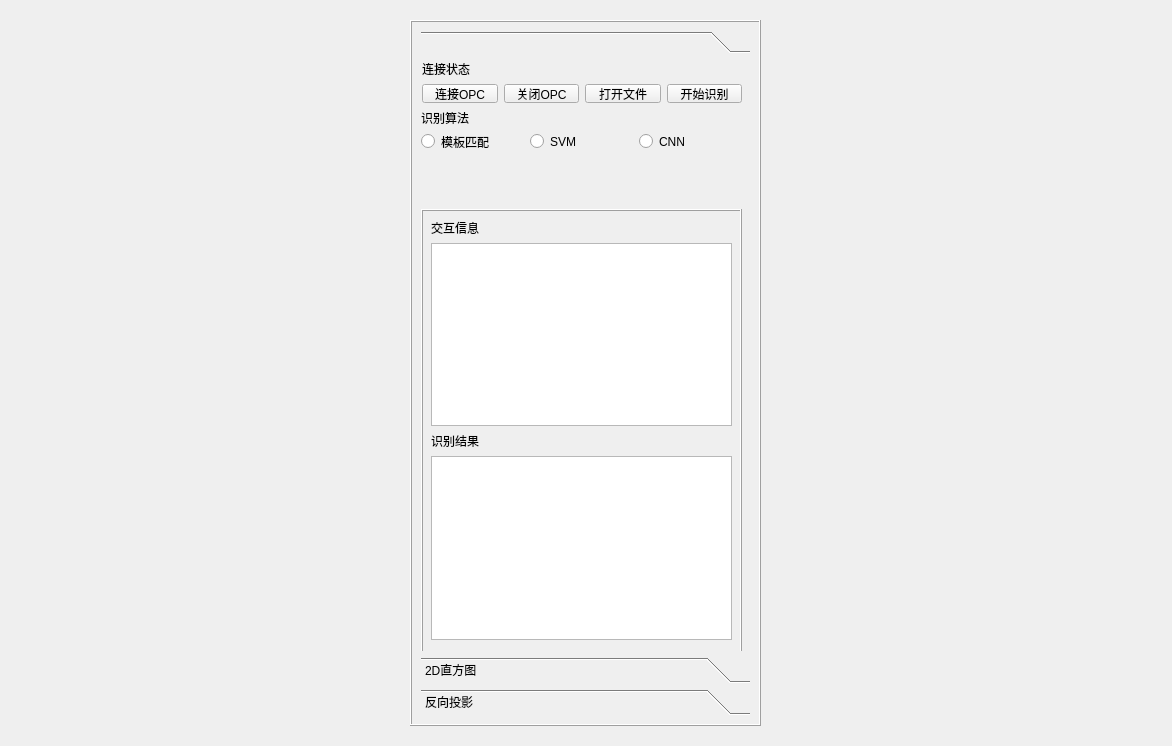
The window that 大论文代码/第五章/PyQt学习代码/UI文件/zhifangtu.ui (zhangjiechina001/MyArticle) describes before a commit, drawn with Qt 5.
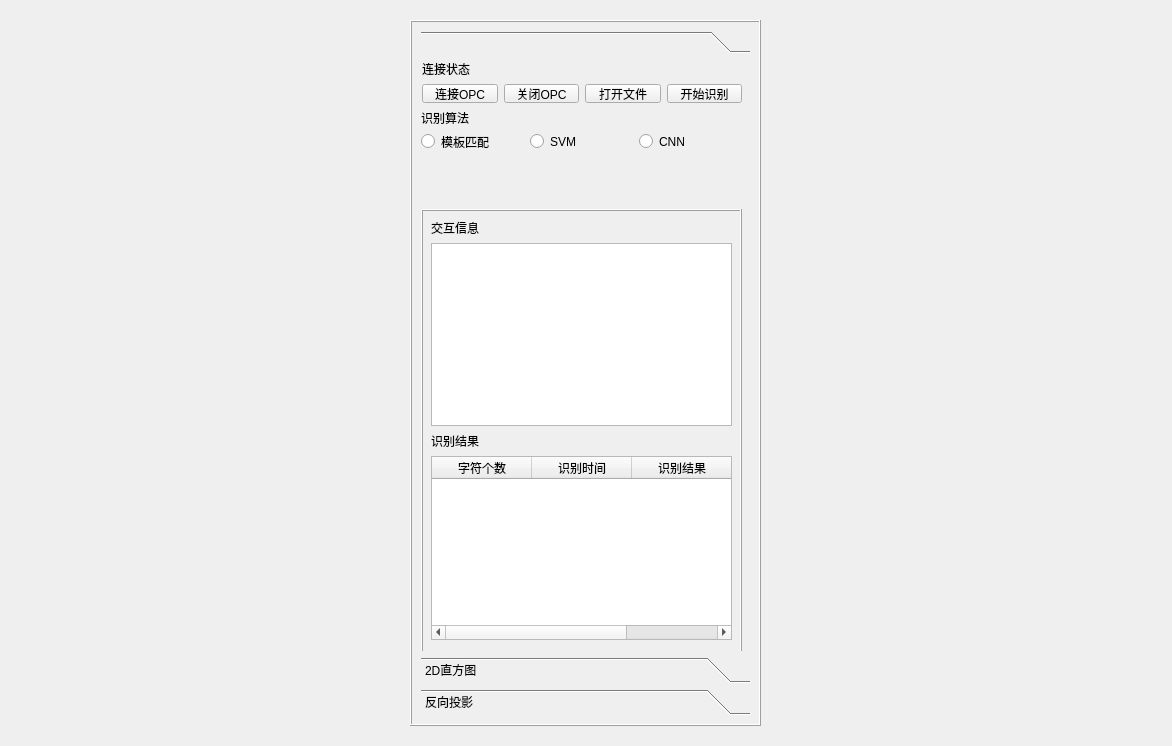
The same window after the commit.

The edit to the form file:
```diff
--- a/大论文代码/第五章/PyQt学习代码/UI文件/zhifangtu.ui
+++ b/大论文代码/第五章/PyQt学习代码/UI文件/zhifangtu.ui
@@ -79,7 +79,7 @@
                 <height>421</height>
                </rect>
               </property>
-              <widget class="QWidget" name="">
+              <widget class="QWidget" name="layoutWidget">
                <property name="geometry">
                 <rect>
                  <x>0</x>
@@ -111,13 +111,29 @@
                  </widget>
                 </item>
                 <item>
-                 <widget class="QTableWidget" name="tab_recongnizeInfo"/>
+                 <widget class="QTableWidget" name="tab_recongnizeInfo">
+                  <column>
+                   <property name="text">
+                    <string>字符个数</string>
+                   </property>
+                  </column>
+                  <column>
+                   <property name="text">
+                    <string>识别时间</string>
+                   </property>
+                  </column>
+                  <column>
+                   <property name="text">
+                    <string>识别结果</string>
+                   </property>
+                  </column>
+                 </widget>
                 </item>
                </layout>
               </widget>
              </widget>
             </widget>
-            <widget class="QWidget" name="">
+            <widget class="QWidget" name="layoutWidget">
              <property name="geometry">
               <rect>
                <x>0</x>
@@ -161,7 +177,7 @@
               </item>
              </layout>
             </widget>
-            <widget class="QWidget" name="">
+            <widget class="QWidget" name="layoutWidget">
              <property name="geometry">
               <rect>
                <x>1</x>
```
